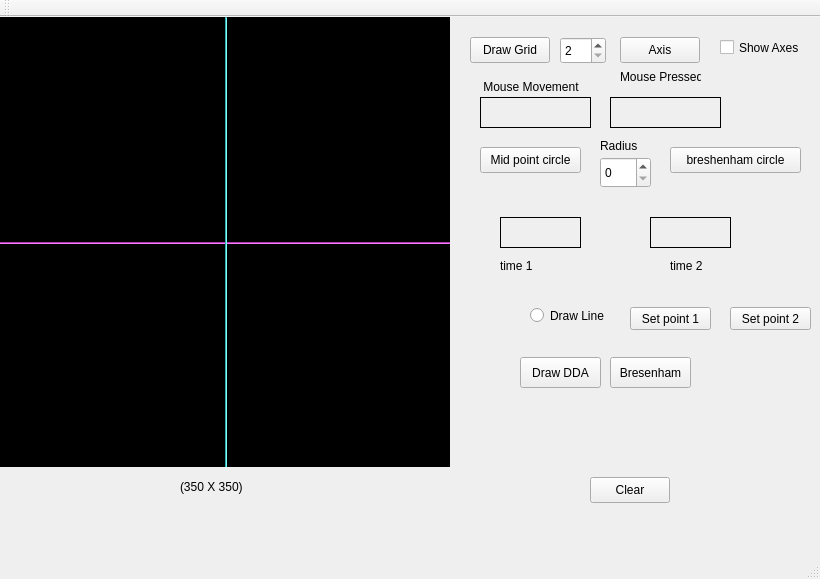
Before: the Qt Designer form thirdYear/graphics/DrawLine/mainwindow.ui in zulkernine/assignment, drawn with Qt 5.
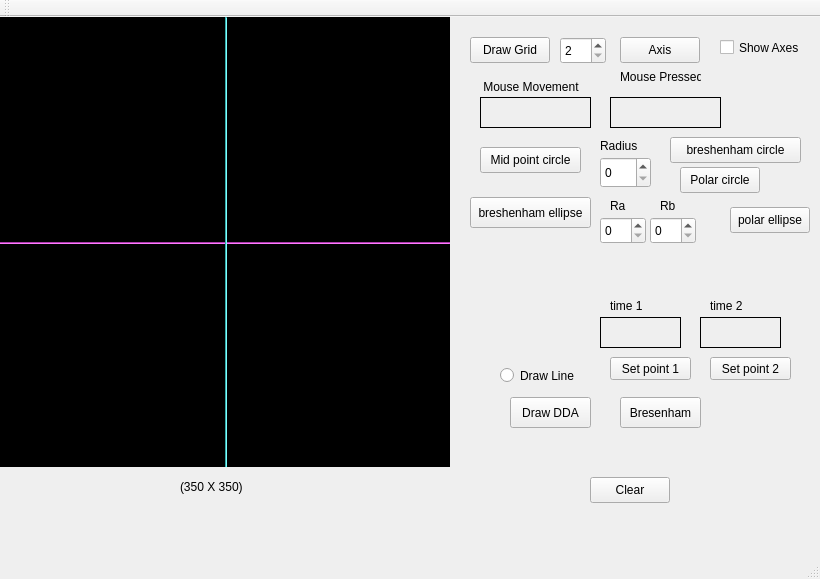
After: the same form once the commit is applied. Custom widgets are drawn as their Qt base class.

```diff
--- a/thirdYear/graphics/DrawLine/mainwindow.ui
+++ b/thirdYear/graphics/DrawLine/mainwindow.ui
@@ -156,8 +156,8 @@
    <widget class="QPushButton" name="Draw">
     <property name="geometry">
      <rect>
-      <x>520</x>
-      <y>340</y>
+      <x>510</x>
+      <y>380</y>
       <width>81</width>
       <height>31</height>
      </rect>
@@ -179,8 +179,8 @@
    <widget class="QRadioButton" name="draw_line">
     <property name="geometry">
      <rect>
-      <x>530</x>
-      <y>290</y>
+      <x>500</x>
+      <y>350</y>
       <width>91</width>
       <height>17</height>
      </rect>
@@ -192,8 +192,8 @@
    <widget class="QPushButton" name="set_point1">
     <property name="geometry">
      <rect>
-      <x>630</x>
-      <y>290</y>
+      <x>610</x>
+      <y>340</y>
       <width>81</width>
       <height>23</height>
      </rect>
@@ -205,8 +205,8 @@
    <widget class="QPushButton" name="set_point2">
     <property name="geometry">
      <rect>
-      <x>730</x>
-      <y>290</y>
+      <x>710</x>
+      <y>340</y>
       <width>81</width>
       <height>23</height>
      </rect>
@@ -273,8 +273,8 @@
    <widget class="QPushButton" name="pushButton">
     <property name="geometry">
      <rect>
-      <x>610</x>
-      <y>340</y>
+      <x>620</x>
+      <y>380</y>
       <width>81</width>
       <height>31</height>
      </rect>
@@ -286,8 +286,8 @@
    <widget class="QLabel" name="dda_computation_time">
     <property name="geometry">
      <rect>
-      <x>500</x>
-      <y>200</y>
+      <x>600</x>
+      <y>300</y>
       <width>81</width>
       <height>31</height>
      </rect>
@@ -305,8 +305,8 @@
    <widget class="QLabel" name="breshenham_line_computation_time">
     <property name="geometry">
      <rect>
-      <x>650</x>
-      <y>200</y>
+      <x>700</x>
+      <y>300</y>
       <width>81</width>
       <height>31</height>
      </rect>
@@ -338,7 +338,7 @@
     <property name="geometry">
      <rect>
       <x>670</x>
-      <y>130</y>
+      <y>120</y>
       <width>131</width>
       <height>26</height>
      </rect>
@@ -363,8 +363,8 @@
    <widget class="QLabel" name="label_2">
     <property name="geometry">
      <rect>
-      <x>500</x>
-      <y>240</y>
+      <x>610</x>
+      <y>280</y>
       <width>58</width>
       <height>18</height>
      </rect>
@@ -376,8 +376,8 @@
    <widget class="QLabel" name="label_4">
     <property name="geometry">
      <rect>
-      <x>670</x>
-      <y>240</y>
+      <x>710</x>
+      <y>280</y>
       <width>58</width>
       <height>18</height>
      </rect>
@@ -386,6 +386,91 @@
      <string>time 2</string>
     </property>
    </widget>
+   <widget class="QPushButton" name="drawPolarCircle">
+    <property name="geometry">
+     <rect>
+      <x>680</x>
+      <y>150</y>
+      <width>80</width>
+      <height>26</height>
+     </rect>
+    </property>
+    <property name="text">
+     <string>Polar circle</string>
+    </property>
+   </widget>
+   <widget class="QPushButton" name="drawBreshenhamEllipse">
+    <property name="geometry">
+     <rect>
+      <x>470</x>
+      <y>180</y>
+      <width>121</width>
+      <height>31</height>
+     </rect>
+    </property>
+    <property name="text">
+     <string>breshenham ellipse</string>
+    </property>
+   </widget>
+   <widget class="QPushButton" name="drawpollarEllipse">
+    <property name="geometry">
+     <rect>
+      <x>730</x>
+      <y>190</y>
+      <width>80</width>
+      <height>26</height>
+     </rect>
+    </property>
+    <property name="text">
+     <string>polar ellipse</string>
+    </property>
+   </widget>
+   <widget class="QSpinBox" name="ellipseRa">
+    <property name="geometry">
+     <rect>
+      <x>600</x>
+      <y>200</y>
+      <width>46</width>
+      <height>27</height>
+     </rect>
+    </property>
+   </widget>
+   <widget class="QSpinBox" name="ellipseRb">
+    <property name="geometry">
+     <rect>
+      <x>650</x>
+      <y>200</y>
+      <width>46</width>
+      <height>27</height>
+     </rect>
+    </property>
+   </widget>
+   <widget class="QLabel" name="label_7">
+    <property name="geometry">
+     <rect>
+      <x>610</x>
+      <y>180</y>
+      <width>21</width>
+      <height>18</height>
+     </rect>
+    </property>
+    <property name="text">
+     <string>Ra</string>
+    </property>
+   </widget>
+   <widget class="QLabel" name="label_8">
+    <property name="geometry">
+     <rect>
+      <x>660</x>
+      <y>180</y>
+      <width>21</width>
+      <height>18</height>
+     </rect>
+    </property>
+    <property name="text">
+     <string>Rb</string>
+    </property>
+   </widget>
   </widget>
   <widget class="QMenuBar" name="menuBar">
    <property name="geometry">
```
